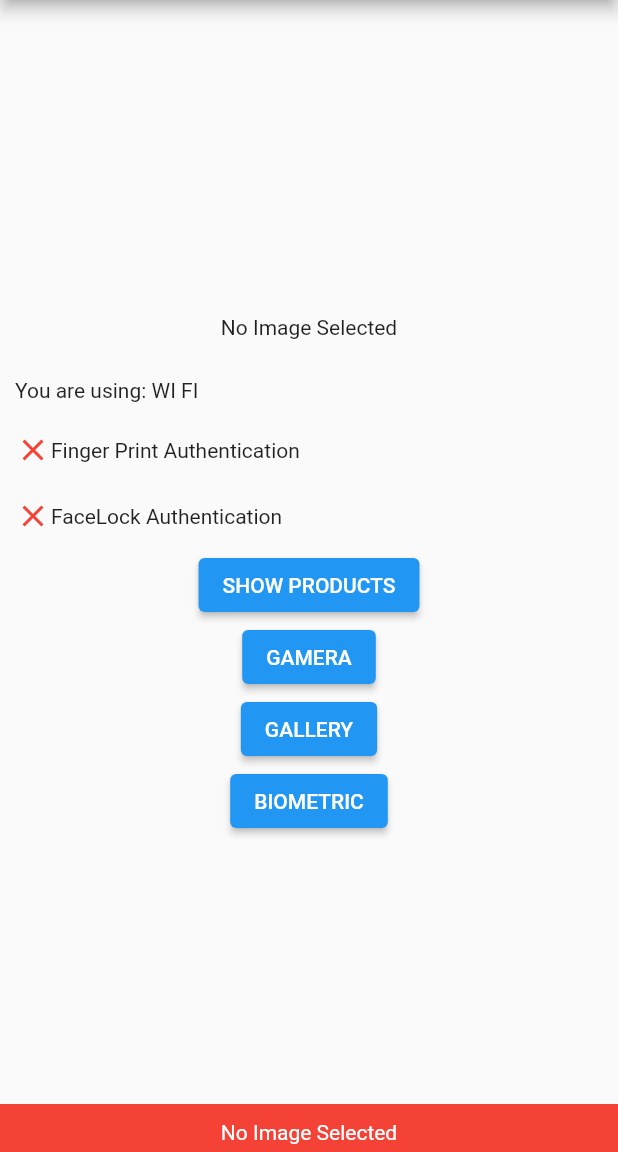
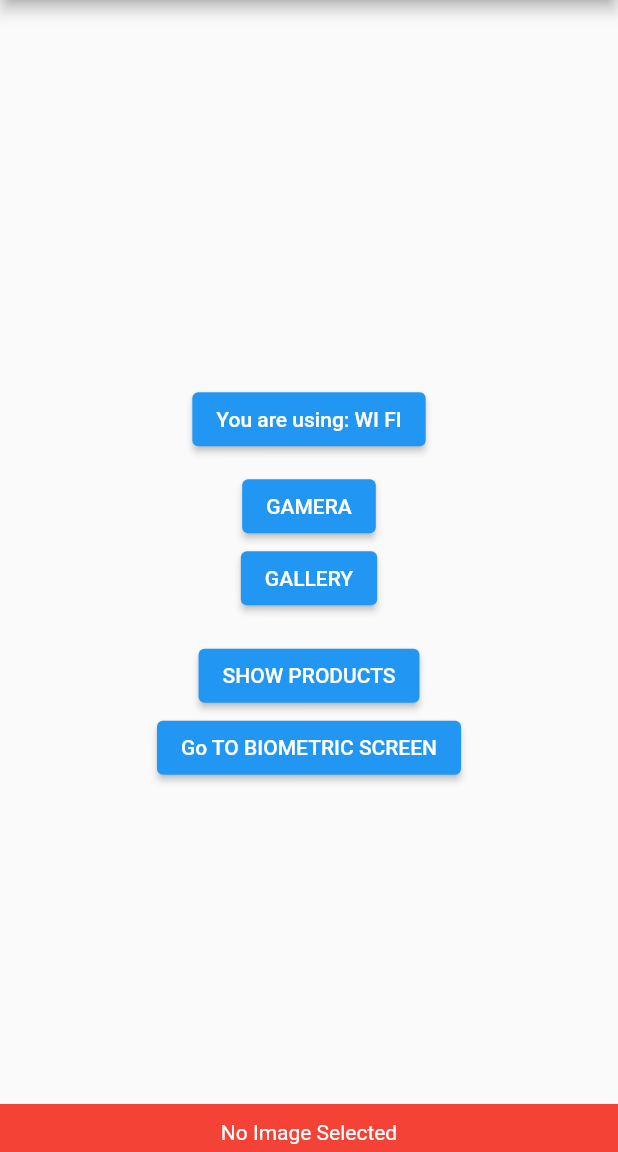
Before and after one commit to moseskamira/Getx-Demo, a Flutter app: the screen it shows after launch, after a tap on "GAMERA", on a phone screen of 412 x 824 dp, the part 84-1236 px from its top. Run offline on Flutter 3.47's test engine with Material 2 defaults, Android fonts, the phone set to English and light mode, and no system bars; our stand-ins replace connectivity_plus, dio, flutter_html, get, image_picker, local_auth and 1 more; missing offline and left inert: local_auth_android, local_auth_ios; generated files the repository leaves out were written again.

```diff
--- a/lib/binding/app_controller_binding.dart
+++ b/lib/binding/app_controller_binding.dart
@@ -8,6 +8,5 @@ class AppControllerBinding extends Bindings {
   void dependencies() {
     Get.lazyPut<NetworkController>(() => NetworkController());
     Get.lazyPut<ImageController>(() => ImageController());
-    Get.lazyPut<BiometricsController>(() => BiometricsController());
   }
 }
--- a/lib/controllers/biometrics_controller.dart
+++ b/lib/controllers/biometrics_controller.dart
@@ -6,22 +6,7 @@ import 'package:local_auth_ios/local_auth_ios.dart';
 
 class BiometricsController extends GetxController {
   final _localAuth = LocalAuthentication();
-  var hasFingerPrintLock = false.obs;
-  var hasFaceLock = false.obs;
   var isUserAuthenticated = false.obs;
-
-  void getAvailableBiometrics() async {
-    bool hasLocalAuthentication = await _localAuth.canCheckBiometrics;
-    if (hasLocalAuthentication) {
-      List<BiometricType> availableBiometrics =
-          await _localAuth.getAvailableBiometrics();
-      hasFaceLock.value = availableBiometrics.contains(BiometricType.face);
-      hasFingerPrintLock.value =
-          availableBiometrics.contains(BiometricType.fingerprint);
-    } else {
-      showSnackBar('Local Authentication Not Supported', error: true);
-    }
-  }
 
   void authenticateUser() async {
     try {
@@ -29,7 +14,6 @@ class BiometricsController extends GetxController {
         AndroidAuthMessages(
           signInTitle: 'Biometric Authentication Required!',
           cancelButton: 'Cancel',
-          biometricHint: 'Verify Your Identity',
           goToSettingsButton: 'Settings',
           goToSettingsDescription: 'Please setup your Fingerprint/Face',
         ),
@@ -39,27 +23,24 @@ class BiometricsController extends GetxController {
           goToSettingsDescription: 'Please setup your Fingerprint/Face',
         ),
       ];
-      isUserAuthenticated.value = await _localAuth.authenticate(
-          localizedReason: 'Authenticate YourSelf', authMessages: authMessages);
-      if (isUserAuthenticated.value) {
-        showSnackBar('Authenticated Successfully', error: false);
+      bool isBiometricSupported = await _localAuth.isDeviceSupported();
+      bool canCheckBiometrics = await _localAuth.canCheckBiometrics;
+      if (isBiometricSupported && canCheckBiometrics) {
+        List<BiometricType> availableBiometrics =
+            await _localAuth.getAvailableBiometrics();
+        isUserAuthenticated.value = await _localAuth.authenticate(
+            localizedReason: 'Verify Your Identity',
+            authMessages: authMessages);
+        if (isUserAuthenticated.value) {
+          showSnackBar('Authenticated Successfully', error: false);
+        } else {
+          showSnackBar('Failed Authentication', error: true);
+        }
       } else {
-        showSnackBar('Failed Authentication', error: true);
+        showSnackBar('Feature not supported', error: true);
       }
     } catch (e) {
       showSnackBar(e.toString(), error: true);
     }
   }
-
-  @override
-  void onInit() {
-    super.onInit();
-    getAvailableBiometrics();
-  }
-
-  @override
-  void onClose() {
-    // TODO: implement onClose
-    super.onClose();
-  }
 }
--- a/lib/main.dart
+++ b/lib/main.dart
@@ -1,10 +1,10 @@
 import 'package:flutter/material.dart';
 import 'package:get/get.dart';
 import 'package:get_x_app/binding/app_controller_binding.dart';
+import 'package:get_x_app/pages/biometric_page.dart';
 import 'package:get_x_app/pages/product_details_page.dart';
 import 'package:get_x_app/pages/products_page.dart';
 import 'package:get_x_app/pages/welcome_page.dart';
-
 import 'binding/product_controller_binding.dart';
 
 void main() {
@@ -19,7 +19,7 @@ class MyApp extends StatelessWidget {
     return GetMaterialApp(
       debugShowCheckedModeBanner: false,
       initialBinding: AppControllerBinding(),
-      title: 'GETX Demo',
+      title: 'GetX Demo',
       initialRoute: '/',
       getPages: [
         GetPage(name: '/', page: () => const MyApp()),
@@ -34,6 +34,11 @@ class MyApp extends StatelessWidget {
           page: () => const ProductDetailsPage(),
           transition: Transition.leftToRight,
         ),
+        GetPage(
+          name: '/biometrics',
+          page: () => const BiometricPage(),
+          transition: Transition.leftToRight,
+        ),
       ],
       theme: ThemeData(
         primarySwatch: Colors.blue,
--- a/lib/pages/welcome_page.dart
+++ b/lib/pages/welcome_page.dart
@@ -4,7 +4,6 @@ import 'package:get/get.dart';
 import 'package:get_x_app/controllers/image_controller.dart';
 import 'package:get_x_app/controllers/network_controller.dart';
 import 'package:image_picker/image_picker.dart';
-import '../controllers/biometrics_controller.dart';
 
 class WelcomePage extends StatelessWidget {
   const WelcomePage({super.key});
@@ -21,24 +20,17 @@ class WelcomePage extends StatelessWidget {
         crossAxisAlignment: CrossAxisAlignment.center,
         children: [
           Obx(
-            () => Get.find<ImageController>().selectedImagePath == ''
-                ? Text('No Image Selected')
-                : Image.file(
-                    File(Get.find<ImageController>().selectedImagePath.value),
-                  ),
-          ),
-          Obx(
-            () => Text(Get.find<ImageController>().selectedImageSize == ''
-                ? ''
-                : Get.find<ImageController>().selectedImageSize.value),
-          ),
-          Obx(
             () => Padding(
               padding: const EdgeInsets.all(10.0),
               child: Row(
+                mainAxisAlignment: MainAxisAlignment.center,
                 children: [
-                  Text(
-                    Get.find<NetworkController>().connectionStatus.value == 1
+                  Center(
+                    child: ElevatedButton(
+                      onPressed: () {},
+                      child: Text(
+                        Get.find<NetworkController>().connectionStatus.value ==
+                                1
                             ? 'You are using: WI FI'
                             : Get.find<NetworkController>()
                                         .connectionStatus
@@ -47,54 +39,10 @@ class WelcomePage extends StatelessWidget {
                                 ? 'You are using: Mobile Data'
                                 : '${Get.find<NetworkController>().connectionStatus.value}',
                       ),
+                    ),
+                  ),
                 ],
               ),
-            ),
-          ),
-          Obx(
-            () => Padding(
-              padding: const EdgeInsets.all(10.0),
-              child: Row(
-                children: [
-                  Get.find<BiometricsController>().hasFingerPrintLock.value
-                      ? const Icon(
-                          Icons.check,
-                          color: Colors.green,
-                        )
-                      : const Icon(
-                          Icons.clear,
-                          color: Colors.red,
-                        ),
-                  const Text('Finger Print Authentication'),
-                ],
-              ),
-            ),
-          ),
-          Obx(
-            () => Padding(
-              padding: const EdgeInsets.all(10.0),
-              child: Row(
-                children: [
-                  Get.find<BiometricsController>().hasFaceLock.value
-                      ? const Icon(
-                          Icons.check,
-                          color: Colors.green,
-                        )
-                      : const Icon(
-                          Icons.clear,
-                          color: Colors.red,
-                        ),
-                  const Text('FaceLock Authentication'),
-                ],
-              ),
-            ),
-          ),
-          Center(
-            child: ElevatedButton(
-              onPressed: () {
-                Get.toNamed('/products');
-              },
-              child: const Text('SHOW PRODUCTS'),
             ),
           ),
           Center(
@@ -113,12 +61,38 @@ class WelcomePage extends StatelessWidget {
               child: const Text('GALLERY'),
             ),
           ),
+          Obx(
+            () => Get.find<ImageController>().selectedImagePath.isEmpty
+                ? const Text(
+                    '',
+                    style: TextStyle(fontSize: 0),
+                  )
+                : Image.file(
+                    File(Get.find<ImageController>().selectedImagePath.value),
+                  ),
+          ),
+          Obx(
+            () => Get.find<ImageController>().selectedImageSize.isNotEmpty
+                ? const Text(
+                    '',
+                    style: TextStyle(fontSize: 0),
+                  )
+                : Text(Get.find<ImageController>().selectedImageSize.value),
+          ),
           Center(
             child: ElevatedButton(
               onPressed: () {
-                Get.find<BiometricsController>().authenticateUser();
+                Get.toNamed('/products');
               },
-              child: const Text('BIOMETRIC'),
+              child: const Text('SHOW PRODUCTS'),
+            ),
+          ),
+          Center(
+            child: ElevatedButton(
+              onPressed: () {
+                Get.toNamed('/biometrics');
+              },
+              child: const Text('Go TO BIOMETRIC SCREEN'),
             ),
           ),
         ],
```
Also changed, not shown: lib/pages/biometric_page.dart (added, +32 -0 lines). Lines whose indentation alone changed are shown as unchanged.
